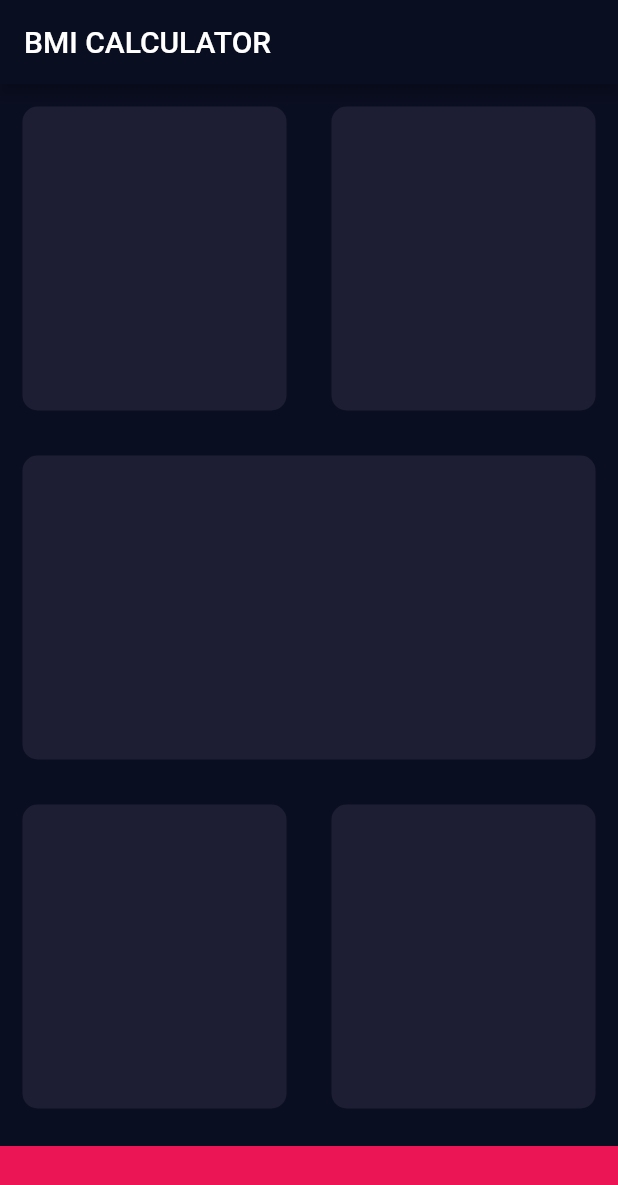
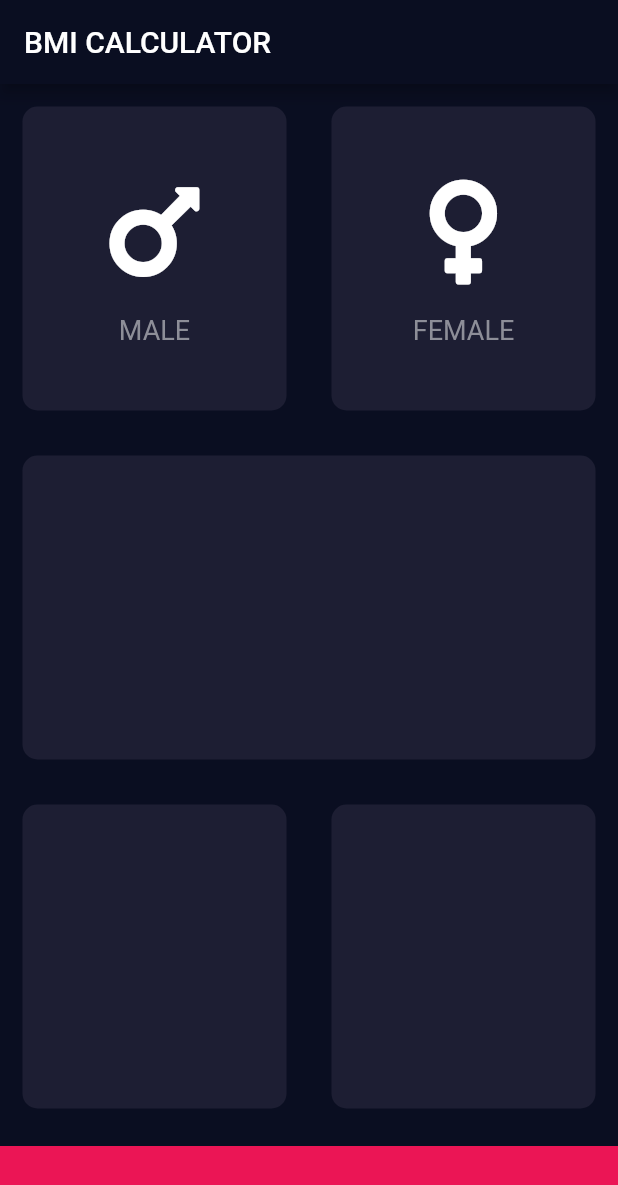
Before and after one commit to Praveen-Sharma00/BMI-Calcuator, a Flutter app: the screen it shows after launch, on a phone screen of 412 x 824 dp. Shown: the top 1185 px of the screen. Run offline on Flutter 3.47's test engine with Material 2 defaults, Android fonts, the phone set to English and light mode, and no system bars; our stand-ins replace font_awesome_flutter.

Commit message:
Added IconContent

```diff
--- a/lib/input_page.dart
+++ b/lib/input_page.dart
@@ -1,4 +1,7 @@
 import 'package:flutter/material.dart';
+import 'package:font_awesome_flutter/font_awesome_flutter.dart';
+
+import 'icon_content.dart';
 
 const bottomContainerHeight = 60.0;
 const activeCardColor = Color(0xFF1D1E33);
@@ -22,10 +25,18 @@ class _InputPageState extends State<InputPage> {
             child: Row(
               children: <Widget>[
                 Expanded(
-                  child: ReusableCard(color: activeCardColor),
+                  child: ReusableCard(
+                    color: activeCardColor,
+                    cardChild:
+                        IconContent(icon: FontAwesomeIcons.mars, label: 'MALE'),
+                  ),
                 ),
                 Expanded(
-                  child: ReusableCard(color: activeCardColor),
+                  child: ReusableCard(
+                    color: activeCardColor,
+                    cardChild: IconContent(
+                        icon: FontAwesomeIcons.venus, label: 'FEMALE'),
+                  ),
                 ),
               ],
             ),
--- a/pubspec.yaml
+++ b/pubspec.yaml
@@ -11,6 +11,7 @@ dependencies:
     sdk: flutter
 
   cupertino_icons: ^0.1.2
+  font_awesome_flutter: ^8.4.0
 
 dev_dependencies:
   flutter_test:
```
